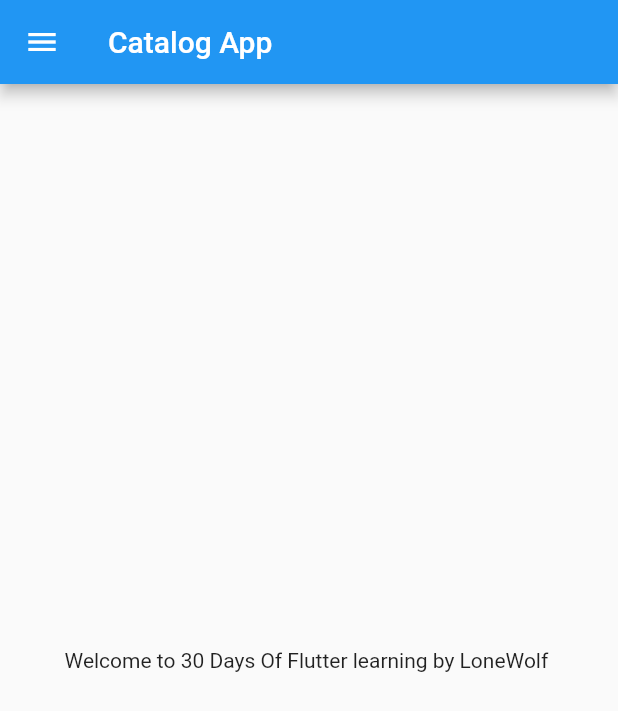
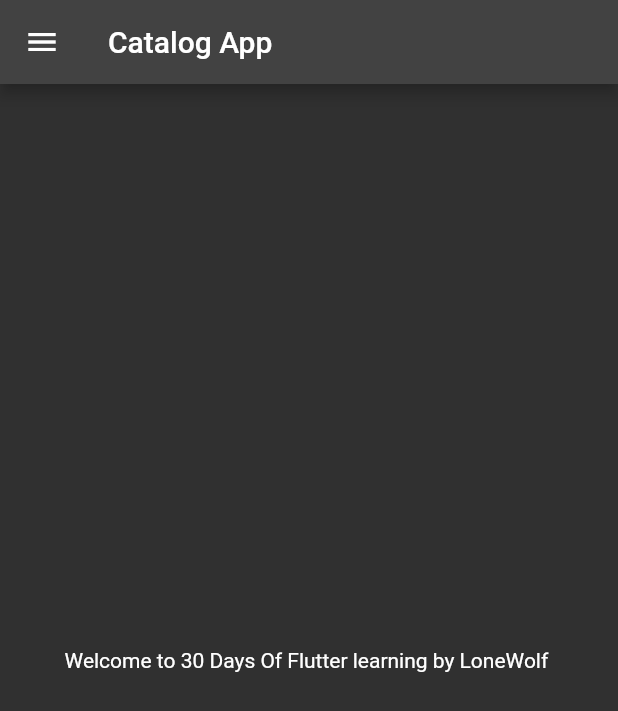
Before and after one commit to yashlondhe90960/30DaysOfFlutter, a Flutter app: the screen it shows after launch, on a phone screen of 412 x 824 dp. Shown: the top 711 px of the screen. Run offline on Flutter 3.47's test engine with Material 2 defaults, Android fonts, the phone set to English and light mode, and no system bars.

Commit message:
Day3 Completed!

```diff
--- a/lib/main.dart
+++ b/lib/main.dart
@@ -1,8 +1,9 @@
-import 'package:codepur_flutter_catalog/home_page.dart';
+import 'package:codepur_flutter_catalog/pages/home_page.dart';
+import 'package:codepur_flutter_catalog/pages/login_page.dart';
 import 'package:flutter/material.dart';
 
 void main() {
-  runApp(MyApp());
+  runApp(const MyApp());
 }
 
 class MyApp extends StatelessWidget {
@@ -11,7 +12,17 @@ class MyApp extends StatelessWidget {
   @override
   Widget build(BuildContext context) {
     return MaterialApp(
-      home: HomePage(),
+      // home: HomePage(),
+      themeMode: ThemeMode.dark,
+      theme: ThemeData(primarySwatch: Colors.deepPurple),
+      darkTheme: ThemeData(
+        brightness: Brightness.dark,
+      ),
+      initialRoute: "/home",
+      routes: {
+        "/": (context) => const HomePage(),
+        "/login": (context) => const LoginPage(),
+      },
     );
   }
 }
--- a/lib/home_page.dart
+++ b/lib/pages/home_page.dart
@@ -4,18 +4,18 @@ class HomePage extends StatelessWidget {
   final int days = 30;
   final String name = "LoneWolf";
 
+  const HomePage({super.key});
+
   @override
   Widget build(BuildContext context) {
     return Scaffold(
       appBar: AppBar(
-        title: Text("Catalog App"),
+        title: const Text("Catalog App"),
       ),
       body: Center(
-        child: Container(
-          child: Text("Welcome to $days Days Of Flutter learning by $name "),
-        ),
+        child: Text("Welcome to $days Days Of Flutter learning by $name "),
       ),
-      drawer: Drawer(),
+      drawer: const Drawer(),
     );
   }
 }
```
Also changed, not shown: lib/pages/login_page.dart (added, +14 -0 lines).
